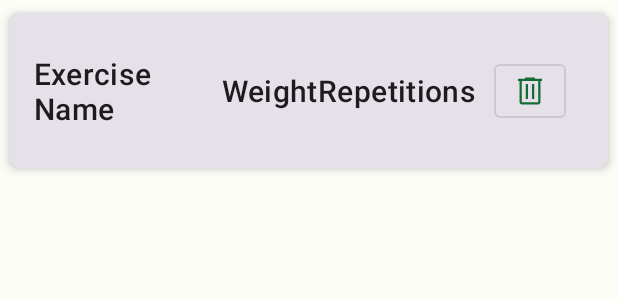
After one commit to Eden-Spicer/UniGymApp, an Android app: the layout exercise_card.xml on its own in the app's theme, with its tools: preview values and no code run, on a phone screen of 412 x 824 dp. The commit adds this screen. Shown: the top 300 px of the screen. Run offline under Robolectric (Android 15) with nearby library versions, the phone set to English and light mode, and no system bars.

Commit message:
Workout Cards implemented, needs persistant data

```diff
--- /dev/null
+++ b/app/src/main/res/drawable/deletebutt.xml
@@ -0,0 +1,10 @@
+<vector xmlns:android="http://schemas.android.com/apk/res/android"
+    android:width="48dp"
+    android:height="48dp"
+    android:viewportWidth="960"
+    android:viewportHeight="960"
+    android:tint="?attr/colorControlNormal">
+  <path
+      android:fillColor="@android:color/white"
+      android:pathData="M261,840Q236.25,840 218.63,822.38Q201,804.75 201,780L201,210L160,210L160,150L348,150L348,120L612,120L612,150L800,150L800,210L759,210L759,780Q759,804 741,822Q723,840 699,840L261,840ZM699,210L261,210L261,780Q261,780 261,780Q261,780 261,780L699,780Q699,780 699,780Q699,780 699,780L699,210ZM367,694L427,694L427,295L367,295L367,694ZM533,694L593,694L593,295L533,295L533,694ZM261,210L261,210L261,780Q261,780 261,780Q261,780 261,780L261,780Q261,780 261,780Q261,780 261,780L261,210Z"/>
+</vector>
--- /dev/null
+++ b/app/src/main/res/layout/exercise_card.xml
@@ -0,0 +1,61 @@
+<?xml version="1.0" encoding="utf-8"?>
+<com.google.android.material.card.MaterialCardView xmlns:android="http://schemas.android.com/apk/res/android"
+    xmlns:app="http://schemas.android.com/apk/res-auto"
+    android:id="@+id/exercise_card_view"
+    android:layout_width="match_parent"
+    android:layout_height="wrap_content"
+    style="?attr/materialCardViewFilledStyle"
+    app:cardCornerRadius="8dp"
+    app:cardElevation="4dp"
+    app:cardUseCompatPadding="true">
+
+    <LinearLayout
+        android:layout_width="match_parent"
+        android:layout_height="wrap_content"
+        android:orientation="horizontal"
+        android:padding="16dp">
+
+        <com.google.android.material.textview.MaterialTextView
+            android:id="@+id/exercise_name"
+            android:layout_width="0dp"
+            android:layout_height="wrap_content"
+            android:layout_gravity="center_vertical"
+            android:layout_weight="1"
+            android:textAppearance="?attr/textAppearanceHeadline6"
+            android:text="Exercise Name"/>
+
+        <com.google.android.material.textview.MaterialTextView
+            android:id="@+id/exercise_weight"
+            android:layout_width="wrap_content"
+            android:layout_height="wrap_content"
+            android:layout_gravity="center_vertical"
+            android:layout_marginStart="8dp"
+            android:textAppearance="?attr/textAppearanceHeadline6"
+            android:text="Weight"/>
+
+        <com.google.android.material.textview.MaterialTextView
+            android:id="@+id/exercise_repetitions"
+            android:layout_width="wrap_content"
+            android:layout_height="wrap_content"
+            android:layout_gravity="center_vertical"
+
+            android:textAppearance="?attr/textAppearanceHeadline6"
+            android:text="Repetitions"/>
+
+        <com.google.android.material.button.MaterialButton
+            android:id="@+id/delete_button"
+            android:layout_width="48dp"
+            android:layout_height="48dp"
+            android:layout_gravity="center_vertical"
+            android:layout_margin="12dp"
+            android:drawablePadding="8dp"
+            android:padding="4dp"
+            app:icon="@drawable/deletebutt"
+            app:iconGravity="textStart"
+            app:iconPadding="0dp"
+            app:iconSize="24dp"
+            style="@style/Widget.MaterialComponents.Button.OutlinedButton"/>
+
+    </LinearLayout>
+
+</com.google.android.material.card.MaterialCardView>
--- a/app/src/main/res/values/strings.xml
+++ b/app/src/main/res/values/strings.xml
@@ -10,4 +10,9 @@
     <string name="weather_card">Weather</string>
     <string name="weather_card_text">Could not read weather</string>
     <string name="create_workout">Create workout button</string>
+    <string name="create_exercise_dialog_cancel_button">Cancel</string>
+    <string name="weight">%1$.2fKg</string>
+    <string name="create_exercise_dialog_create_button">Create Exercise</string>
+    <string name="create_exercise_dialog_title">Enter Exercise Details</string>
+    <string name="create_exercise_dialog_error_message">Please fill in all fields.</string>
 </resources>
```
Also changed, not shown: app/src/main/java/com/example/gymapp/Exercise.java (added, +37 -0 lines), app/src/main/java/com/example/gymapp/WorkoutBuilder.java (+97 -6 lines), app/src/main/res/layout/exercise_dialog.xml (+60 -3 lines), app/src/main/res/layout/fragment_workout_builder.xml (+18 -1 lines).
